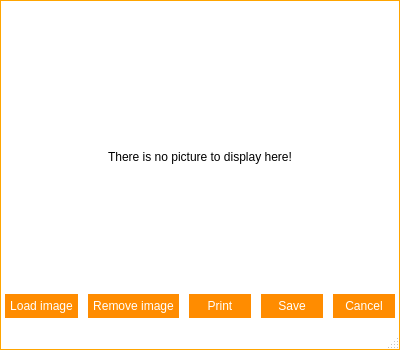
Nintersoft/SmartClass, file frmimageviewer.ui: the form before one commit.
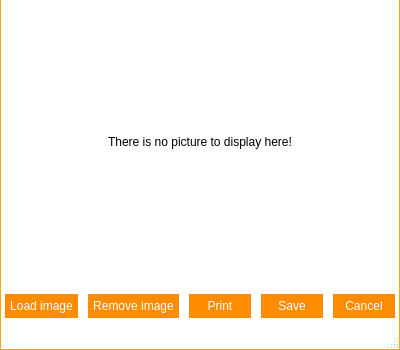
The form after the commit. Icons and pictures are not drawn. Custom widgets are drawn as their Qt base class.

Patch:
```diff
--- a/frmimageviewer.ui
+++ b/frmimageviewer.ui
@@ -586,6 +586,553 @@
 }</string>
   </property>
   <widget class="QWidget" name="centralWidget">
+   <property name="styleSheet">
+    <string notr="true">QWidget#titleBar{
+	background-color: #FFF;
+	border-top: 1px solid orange;
+	border-left: 1px solid orange;
+	border-right: 1px solid orange;
+	color: #000;
+}
+
+QWidget#centralWidget, QStatusBar{
+	background-color: #FFF;
+	border-left: 1px solid orange;
+	border-right: 1px solid orange;
+}
+
+QStatusBar{
+	border-bottom: 1px solid orange;
+}
+
+/*QTabWidget::pane {
+    border-top: 1px solid orange;
+}*/
+
+QSlider::handle:horizontal {
+    background: orange;
+}
+
+/* Vertical and horizontal line customization */
+
+QFrame[frameShape=&quot;4&quot;]
+{
+    color: orange;
+}
+
+QFrame[frameShape=&quot;5&quot;]
+{
+    color: orange;
+}
+
+/* QTabWidget elements customization */
+
+QTabWidget::pane {
+/*	border-top: 1px solid orange;*/
+	background: white;
+}
+
+QTabWidget::tab-bar {
+    left: 5px;
+}
+
+QTabBar::tab {
+	background: white;
+    min-width: 120px;
+    min-height: 20px;
+    padding: 2px;
+	border-top-left-radius: 5px;
+	border-top-right-radius: 5px;
+	margin-top: 6px;
+}
+
+QTabBar::tab:selected, QTabBar::tab:hover {
+	background: white;
+	border-top: 1px solid orange;
+	border-right: 1px solid orange;
+	border-left: 1px solid orange;
+}
+
+QTabBar::tab:selected {
+	background: white;
+	border-top: 2px solid orange;
+	border-right: 2px solid orange;
+	border-left: 2px solid orange;
+}
+
+QTabBar::tab:!selected {
+    margin-bottom: 3px;
+}
+
+QTabBar QToolButton{
+	background-color: white;
+	border: none;
+	color: black;
+}
+
+QTabBar QToolButton::hover{
+	background-color: darkorange;
+}
+
+QTabBar QToolButton::pressed{
+	background-color: orange;
+}
+
+QTabBar QToolButton::!enabled{
+	background-color: orange;
+}
+
+QWidget#tabFile, QWidget#tabManagement, QWidget#tabTools, QWidget#tabHelp, QWidget#tabFileLayout, QWidget#tabManagementLayout, QWidget#tabToolsLayout, QWidget#tabHelpLayout, QWidget#screenManagerLayout{
+	background: white;
+}
+
+QLineEdit{
+	border: 1px solid orange;
+	min-height: 20px;
+}
+
+QPlainTextEdit{
+	border: 1px solid orange;
+	min-height: 40px;
+}
+
+QPushButton{
+	background-color: darkorange;
+	border: 5px solid darkorange;
+	color: white;
+}
+
+QPushButton::hover{
+	background-color: orange;
+	border: 5px solid orange;
+}
+
+QPushButton::pressed{
+	background-color: darkorange;
+	border: 5px solid darkorange;
+}
+
+QPushButton::!enabled{
+	background-color: orange;
+	border: 5px solid orange;
+}
+
+/*
+	QScroll Area
+*/
+
+QScrollArea{
+	border: none;
+}
+
+QScrollArea#scrollManager{
+	border: 1px solid orange;
+	border-radius: 5px;
+}
+
+/* QScrollBar Horizontal*/
+
+QScrollBar:horizontal {
+    background: lightgray;
+    height: 10px;
+    margin: 0px 40px 0 0px;
+	border-radius: 5px;
+}
+
+QScrollBar::handle:horizontal {
+    background: orange;
+	border-radius: 5px;
+    min-width: 20px;
+}
+
+QScrollBar::add-line:horizontal {
+    background: blue;
+    width: 20px;
+    subcontrol-position: right;
+    subcontrol-origin: margin;
+	border-top-right-radius: 5px;
+	border-bottom-right-radius: 5px;
+}
+
+QScrollBar::sub-line:horizontal {
+    background: red;
+    width: 20px;
+    subcontrol-position: top right;
+    subcontrol-origin: margin;
+    position: absolute;
+    right: 20px;
+	border-top-left-radius: 5px;
+	border-bottom-left-radius: 5px;
+}
+
+QScrollBar::sub-line:horizontal:hover {
+    background: darkred;
+}
+
+QScrollBar::sub-line:horizontal:pressed {
+    background: red;
+}
+
+QScrollBar::add-line:horizontal:hover {
+    background: darkblue;
+}
+
+QScrollBar::add-line:horizontal:pressed {
+    background: blue;
+}
+
+QScrollBar:left-arrow:horizontal{
+	image: url(:/images/scrollbar/slide_left.PNG);
+    width: 10px;
+    height: 10px;
+}
+
+QScrollBar::right-arrow:horizontal {
+	image: url(:/images/scrollbar/slide_right.PNG);
+    width: 10px;
+    height: 10px;
+}
+
+QScrollBar::add-page:horizontal, QScrollBar::sub-page:horizontal {
+    background: none;
+}
+
+/* QScrollBar Vertical*/
+
+QScrollBar:vertical {
+    background: lightgray;
+    width: 10px;
+    margin: 0px 0px 40px 0px;
+	border-radius: 5px;
+}
+
+QScrollBar::handle:vertical {
+    background: orange;
+	border-radius: 5px;
+    min-width: 20px;
+}
+
+QScrollBar::add-line:vertical {
+    background: blue;
+    height: 20px;
+    subcontrol-position: bottom;
+    subcontrol-origin: margin;
+	border-bottom-right-radius: 5px;
+	border-bottom-left-radius: 5px;
+}
+
+QScrollBar::sub-line:vertical {
+    background: red;
+    height: 20px;
+    subcontrol-position: bottom right;
+    subcontrol-origin: margin;
+    position: absolute;
+    bottom: 20px;
+	border-top-right-radius: 5px;
+	border-top-left-radius: 5px;
+}
+
+QScrollBar::sub-line:vertical:hover {
+    background: darkred;
+}
+
+QScrollBar::sub-line:vertical:pressed {
+    background: red;
+}
+
+QScrollBar::add-line:vertical:hover {
+    background: darkblue;
+}
+
+QScrollBar::add-line:vertical:pressed {
+    background: blue;
+}
+
+QScrollBar:up-arrow:vertical{
+	image: url(:/images/scrollbar/slide_up.PNG);
+	width: 10px;
+    height: 10px;
+}
+
+ QScrollBar::down-arrow:vertical{
+	image: url(:/images/scrollbar/slide_down.PNG);
+	width: 10px;
+    height: 10px;
+}
+
+QScrollBar::add-page:vertical, QScrollBar::sub-page:vertical {
+    background: none;
+}
+
+/*QComboBox*/
+
+QComboBox {
+    border: 1px solid orange;
+	background: white;
+    border-radius: 3px;
+    padding: 1px 18px 1px 3px;
+    min-width: 6em;
+}
+
+QComboBox:editable {
+    background: white;
+}
+
+QComboBox:!editable, QComboBox::drop-down:editable {
+	background: white;
+}
+
+QComboBox:!editable:on, QComboBox::drop-down:editable:on {
+    background: white;
+}
+
+QComboBox:on {
+    padding-top: 3px;
+    padding-left: 4px;
+}
+
+QComboBox::drop-down {
+    subcontrol-origin: padding;
+    subcontrol-position: top right;
+    width: 15px;
+
+    border-left-width: 1px;
+    border-left-color: orange;
+    border-left-style: solid;
+    border-top-right-radius: 3px;
+    border-bottom-right-radius: 3px;
+}
+
+QComboBox::drop-down:hover {
+    background: orange;
+}
+
+QComboBox::down-arrow {
+    image: url(&quot;:/images/buttons/Down_Arrow.PNG&quot;);
+	width: 10px;
+	height: 10px;
+}
+
+QComboBox::down-arrow:on {
+    top: 1px;
+    left: 1px;
+}
+
+QComboBox QAbstractItemView {
+    border: 1px solid orange;
+    selection-background-color: orange;
+    border-top-right-radius: 3px;
+    border-bottom-right-radius: 3px;
+}
+
+QComboBox QAbstractItemView:hover {
+	color: orange;
+}
+
+/*
+ * QToolButton
+ */
+
+QToolButton {
+	background: transparent;
+	border: 1px solid transparent;
+	color: black;
+}
+
+QToolButton::hover {
+	background: darkorange;
+	border: 1px solid darkorange;
+	color: white;
+}
+
+QToolButton::pressed {
+	background: orange;
+	border: 1px solid orange;
+	color: white;
+}
+
+/* QSpinBox  QDateEdit*/
+
+QSpinBox, QDoubleSpinBox, QDateEdit, QDateTimeEdit {
+	border: 1px solid orange;
+	background: white;
+    padding-right: 15px; /* make room for the arrows */
+	border-radius: 5px;
+}
+
+QSpinBox::up-button:disabled,  QSpinBox::up-button:off,
+QSpinBox::down-button:disabled,  QSpinBox::down-button:off,
+QDoubleSpinBox::up-button:disabled,  QDoubleSpinBox::up-button:off,
+QDoubleSpinBox::down-button:disabled,  QDoubleSpinBox::down-button:off,
+QDateEdit::up-button:disabled,  QDateEdit::up-button:off,
+QDateEdit::down-button:disabled,  QDateEdit::down-button:off,
+QDateTimeEdit::up-button:disabled,  QDateTimeEdit::up-button:off,
+QDateTimeEdit::down-button:disabled,  QDateTimeEdit::down-button:off{
+	background: orange;
+}
+
+QSpinBox::up-button, QDoubleSpinBox::up-button, QDateEdit::up-button, QDateTimeEdit::up-button {
+    subcontrol-origin: border;
+    subcontrol-position: top right;
+
+    width: 16px;
+	border: 1px solid orange;
+	border-top-right-radius: 5px;
+}
+
+QSpinBox::up-button:hover, QDoubleSpinBox::up-button:hover, QDateEdit::up-button:hover, QDateTimeEdit::up-button:hover {
+	background: darkorange;
+}
+
+QSpinBox::up-button:pressed, QDoubleSpinBox::up-button:pressed, QDateEdit::up-button:pressed, QDateTimeEdit::up-button:pressed {
+	background: orange;
+}
+
+QSpinBox::up-arrow, QDoubleSpinBox::up-arrow, QDateEdit::up-arrow, QDateTimeEdit::up-arrow {
+    border-image: url(:/images/buttons/Up_Arrow.PNG) 1;
+    width: 7px;
+    height: 7px;
+}
+
+QSpinBox::up-arrow:disabled,
+QSpinBox::up-arrow:off,
+QDoubleSpinBox::up-arrow:disabled,
+QDoubleSpinBox::up-arrow:off,
+QDateEdit::up-arrow:disabled,
+QDateEdit::up-arrow:off,
+QDateTimeEdit::up-arrow:disabled,
+QDateTimeEdit::up-arrow:off {
+   background: transparent;
+}
+
+QSpinBox::down-button,
+QDoubleSpinBox::down-button,
+QDateEdit::down-button,
+QDateTimeEdit::down-button {
+    subcontrol-origin: border;
+    subcontrol-position: bottom right;
+
+    width: 16px;
+	border: 1px solid orange;
+	border-bottom-right-radius: 5px;
+}
+
+QSpinBox::down-button:hover,
+QDoubleSpinBox::down-button:hover,
+QDateEdit::down-button:hover,
+QDateTimeEdit::down-button:hover {
+	background: darkorange;
+}
+
+QSpinBox::down-button:pressed,
+QDoubleSpinBox::down-button:pressed,
+QDateEdit::down-button:pressed,
+QDateTimeEdit::down-button:pressed {
+	background: orange;
+}
+
+QSpinBox::down-arrow,
+QDoubleSpinBox::down-arrow,
+QDateEdit::down-arrow,
+QDateTimeEdit::down-arrow {
+    border-image: url(:/images/buttons/Down_Arrow.PNG) 1;
+    width: 7px;
+    height: 7px;
+}
+
+QSpinBox::down-arrow:disabled,
+QSpinBox::down-arrow:off,
+QDoubleSpinBox::down-arrow:disabled,
+QDoubleSpinBox::down-arrow:off,
+QDateEdit::down-arrow:disabled,
+QDateEdit::down-arrow:off,
+QDateTimeEdit::down-arrow:disabled,
+QDateTimeEdit::down-arrow:off {
+   background: transparent;
+}
+
+/*QCheckBox*/
+
+QCheckBox {
+    spacing: 5px;
+}
+
+QCheckBox::indicator {
+    width: 13px;
+    height: 13px;
+}
+
+QCheckBox::indicator:unchecked {
+    border: 1px solid orange;
+}
+
+QCheckBox::indicator:unchecked:hover {
+    border: 2px solid darkorange;
+}
+
+QCheckBox::indicator:unchecked:pressed {
+    border: 2px solid orange;
+}
+
+QCheckBox::indicator:checked {
+    border: 1px solid orange;
+	image: url(:/images/buttons/Close.PNG);
+}
+
+QCheckBox::indicator:checked:hover {
+    border: 2px solid darkorange;
+	image: url(:/images/buttons/Close.PNG);
+}
+
+QCheckBox::indicator:checked:pressed {
+    border: 2px solid orange;
+	image: url(:/images/buttons/Close.PNG);
+}
+
+QCheckBox::indicator:indeterminate:hover {
+    border: 2px solid darkorange;
+}
+
+QCheckBox::indicator:indeterminate:pressed {
+    border: 2px solid orange;
+}
+
+/*
+ * QTableWidget
+ */
+
+QTableWidget{
+	border: 1px solid orange;
+}
+
+/*
+ * QGroupBox
+ */
+
+QGroupBox {
+    border: 1px solid orange;
+    border-radius: 2px;
+    margin-top: 10px;
+    padding-top: 10px;
+}
+
+QGroupBox::title {
+    subcontrol-origin: margin;
+    subcontrol-position: top middle; /* position at the top center */
+    padding: 5px;
+    background-color: white;
+	border: 1px solid orange;
+	border-radius: 2px;
+}
+
+/*
+ * QListWidget
+ */
+
+QListWidget {
+    border: 1px solid orange;
+}</string>
+   </property>
    <layout class="QGridLayout" name="gridLayout_2">
     <property name="leftMargin">
      <number>0</number>
@@ -603,22 +1150,6 @@
      <number>0</number>
     </property>
     <item row="0" column="0">
-     <widget class="TitleBar" name="titleBar" native="true">
-      <property name="minimumSize">
-       <size>
-        <width>0</width>
-        <height>30</height>
-       </size>
-      </property>
-      <property name="maximumSize">
-       <size>
-        <width>16777215</width>
-        <height>30</height>
-       </size>
-      </property>
-     </widget>
-    </item>
-    <item row="1" column="0">
      <layout class="QGridLayout" name="gridLayout">
       <property name="leftMargin">
        <number>5</number>
@@ -711,14 +1242,6 @@
   </widget>
   <widget class="QStatusBar" name="statusBar"/>
  </widget>
- <customwidgets>
-  <customwidget>
-   <class>TitleBar</class>
-   <extends>QWidget</extends>
-   <header>titlebar.h</header>
-   <container>1</container>
-  </customwidget>
- </customwidgets>
  <resources>
   <include location="resources.qrc"/>
  </resources>
```
